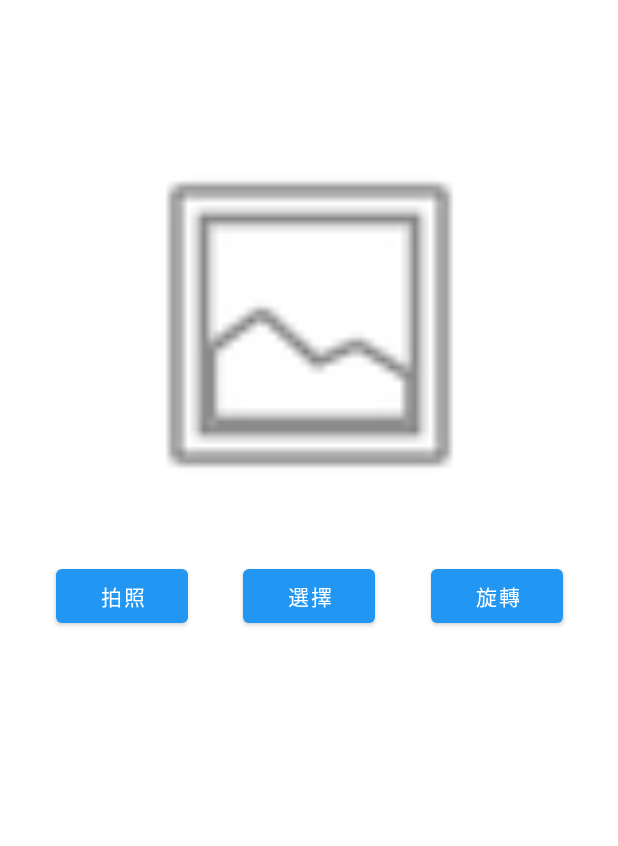
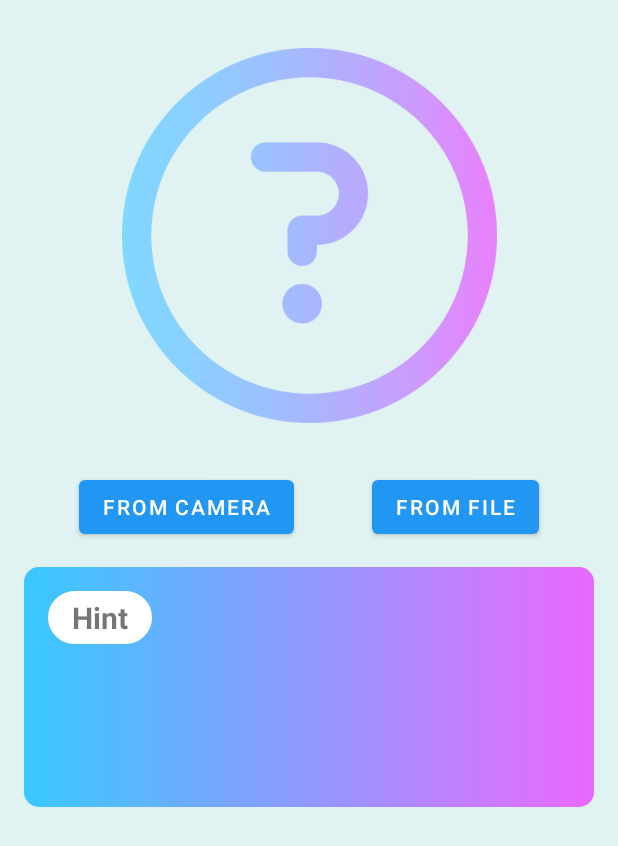
Before and after one commit to t104360088/TreasureHunter, an Android app: the ImageActivity screen opened directly, with no data from a screen before it, on a phone screen of 412 x 824 dp. Shown: the top 846 px of the screen. Run offline under Robolectric (Android 15) with nearby library versions, the light colour scheme and no system bars; libraries missing offline, so code that uses them is left out: com.google.mlkit.vision.

Commit message:
Adjust layout

```diff
--- a/app/src/main/java/com/example/treasurehunter/ImageActivity.kt
+++ b/app/src/main/java/com/example/treasurehunter/ImageActivity.kt
@@ -22,7 +22,6 @@ import java.io.IOException
 class ImageActivity : AppCompatActivity() {
     private var answer = ""
     private var stageIndex = 0
-    private var angle = 0f
 
     override fun onActivityResult(requestCode: Int,
                                   resultCode: Int, data: Intent?) {
@@ -77,12 +76,6 @@ class ImageActivity : AppCompatActivity() {
                     "No album application", Toast.LENGTH_SHORT).show()
             }
         }
-
-        btn_rotate.setOnClickListener {
-            angle += 90f
-            imageView.rotation = angle
-            recognizeImage(imageView.drawToBitmap())
-        }
     }
 
     private fun recognizeImage(bitmap: Bitmap) {
--- /dev/null
+++ b/app/src/main/res/drawable/bg.xml
@@ -0,0 +1,12 @@
+<?xml version="1.0" encoding="utf-8"?>
+<shape xmlns:android="http://schemas.android.com/apk/res/android"
+    android:shape="rectangle">
+
+    <gradient
+        android:angle="360"
+        android:startColor="@color/gradient_start"
+        android:endColor="@color/gradient_end"/>
+
+    <corners
+        android:radius="10dp"/>
+</shape>
--- /dev/null
+++ b/app/src/main/res/drawable/bg_hint_title.xml
@@ -0,0 +1,10 @@
+<?xml version="1.0" encoding="utf-8"?>
+<shape
+    xmlns:android="http://schemas.android.com/apk/res/android">
+
+    <corners
+        android:radius="20dp"/>
+
+    <solid
+        android:color="@android:color/white"/>
+</shape>
--- a/app/src/main/res/layout/activity_image.xml
+++ b/app/src/main/res/layout/activity_image.xml
@@ -1,20 +1,12 @@
 <?xml version="1.0" encoding="utf-8"?>
-<androidx.constraintlayout.widget.ConstraintLayout xmlns:android="http://schemas.android.com/apk/res/android"
+<androidx.constraintlayout.widget.ConstraintLayout
+    xmlns:android="http://schemas.android.com/apk/res/android"
     xmlns:app="http://schemas.android.com/apk/res-auto"
     xmlns:tools="http://schemas.android.com/tools"
+    android:background="@color/gradient"
     android:layout_width="match_parent"
     android:layout_height="match_parent"
     tools:context=".ImageActivity">
-
-    <TextView
-        android:id="@+id/tv_hint"
-        android:layout_width="match_parent"
-        android:layout_height="wrap_content"
-        android:textSize="20dp"
-        android:textStyle="bold"
-        android:gravity="center"
-        android:padding="16dp"
-        app:layout_constraintTop_toTopOf="parent"/>
 
     <ImageView
         android:id="@+id/imageView"
@@ -23,15 +15,15 @@
         android:layout_marginTop="32dp"
         app:layout_constraintEnd_toEndOf="parent"
         app:layout_constraintStart_toStartOf="parent"
-        app:layout_constraintTop_toBottomOf="@+id/tv_hint"
-        app:srcCompat="@android:drawable/ic_menu_gallery" />
+        app:layout_constraintTop_toTopOf="parent"
+        app:srcCompat="@drawable/question_2" />
 
     <com.google.android.material.button.MaterialButton
         android:id="@+id/btn_photo"
         android:layout_width="wrap_content"
         android:layout_height="wrap_content"
         android:layout_marginTop="32dp"
-        android:text="拍照"
+        android:text="From camera"
         app:layout_constraintStart_toStartOf="parent"
         app:layout_constraintEnd_toStartOf="@+id/btn_choose"
         app:layout_constraintTop_toBottomOf="@+id/imageView" />
@@ -40,19 +32,57 @@
         android:id="@+id/btn_choose"
         android:layout_width="wrap_content"
         android:layout_height="wrap_content"
-        android:text="選擇"
+        android:text="From file"
         app:layout_constraintStart_toEndOf="@+id/btn_photo"
-        app:layout_constraintEnd_toStartOf="@+id/btn_rotate"
+        app:layout_constraintEnd_toEndOf="parent"
         app:layout_constraintTop_toTopOf="@+id/btn_photo" />
 
-    <com.google.android.material.button.MaterialButton
-        android:id="@+id/btn_rotate"
+    <View
+        android:id="@+id/view_hint"
+        android:layout_width="0dp"
+        android:layout_height="160dp"
+        android:layout_marginStart="16dp"
+        android:layout_marginTop="16dp"
+        android:layout_marginEnd="16dp"
+        android:background="@drawable/bg"
+        app:layout_constraintEnd_toEndOf="parent"
+        app:layout_constraintStart_toStartOf="parent"
+        app:layout_constraintTop_toBottomOf="@+id/btn_photo"/>
+
+
+
+    <com.google.android.material.textview.MaterialTextView
+        android:id="@+id/tv_hint_title"
         android:layout_width="wrap_content"
         android:layout_height="wrap_content"
-        android:text="旋轉"
-        app:layout_constraintStart_toEndOf="@+id/btn_choose"
-        app:layout_constraintEnd_toEndOf="parent"
-        app:layout_constraintTop_toTopOf="@+id/btn_choose" />
+        android:layout_marginTop="16dp"
+        android:layout_marginStart="16dp"
+        android:textSize="20dp"
+        android:text="Hint"
+        android:paddingTop="4dp"
+        android:paddingBottom="4dp"
+        android:paddingStart="16dp"
+        android:paddingEnd="16dp"
+        android:textStyle="bold"
+        android:background="@drawable/bg_hint_title"
+        app:layout_constraintStart_toStartOf="@+id/view_hint"
+        app:layout_constraintTop_toTopOf="@+id/view_hint"/>
+
+    <com.google.android.material.textview.MaterialTextView
+        android:id="@+id/tv_hint"
+        android:layout_width="0dp"
+        android:layout_height="wrap_content"
+        android:layout_marginStart="16dp"
+        android:layout_marginTop="16dp"
+        android:layout_marginEnd="16dp"
+        android:gravity="center"
+        android:padding="16dp"
+        android:textSize="20dp"
+        android:textStyle="bold"
+        android:textColor="@android:color/white"
+        app:layout_constraintEnd_toEndOf="@+id/view_hint"
+        app:layout_constraintStart_toStartOf="@+id/view_hint"
+        app:layout_constraintTop_toBottomOf="@+id/tv_hint_title" />
 
     <ListView
         android:id="@+id/listView"
@@ -61,4 +91,5 @@
         android:visibility="gone"
         app:layout_constraintTop_toBottomOf="@+id/btn_photo"
         app:layout_constraintBottom_toBottomOf="parent"/>
+
 </androidx.constraintlayout.widget.ConstraintLayout>
--- a/app/src/main/res/values/colors.xml
+++ b/app/src/main/res/values/colors.xml
@@ -12,4 +12,10 @@
     <color name="green">#c4eee7</color>
     <color name="orange">#FFAB91</color>
     <color name="purple">#c4cbee</color>
+
+    <color name="gradient_start">#38C8FF</color>
+    <color name="gradient_end">#EA68FF</color>
+
+    <color name="gradient">#E0F2F1</color>
+
 </resources>
```
Also changed, not shown: app/src/main/res/drawable-v24/placeholder.png (added), app/src/main/res/drawable-v24/question_2.png (added), app/src/main/res/drawable-v24/question_3.png (added), app/src/main/res/drawable-v24/questions.png (added), app/src/main/res/drawable-v24/search_marker.png (added).
